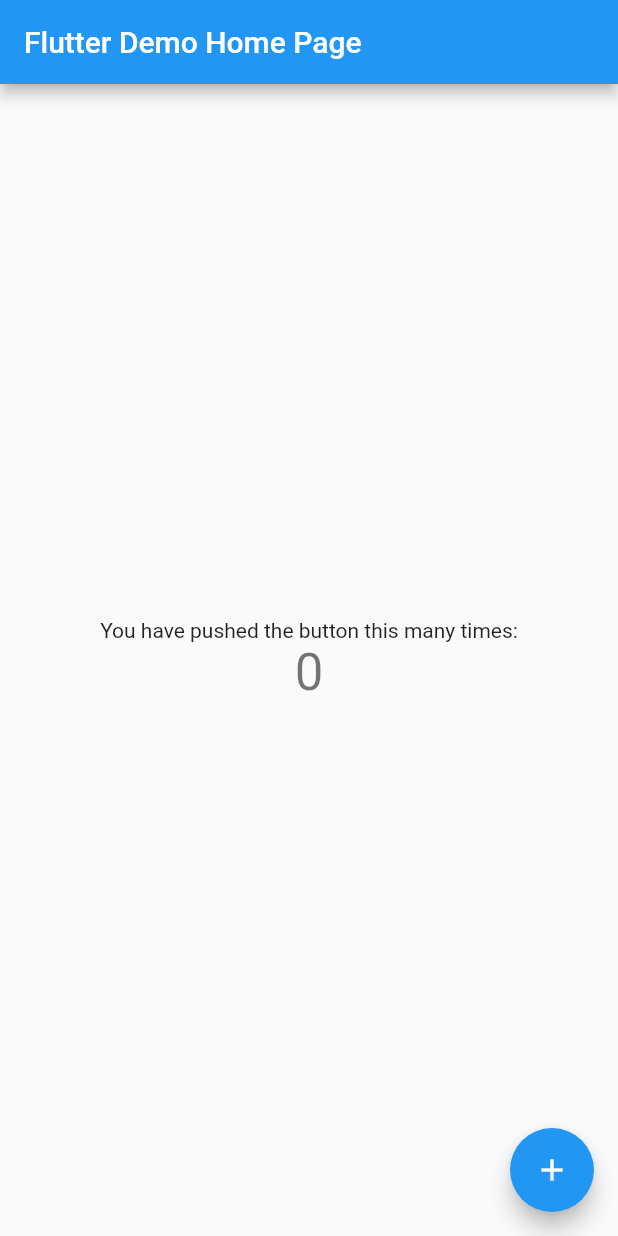
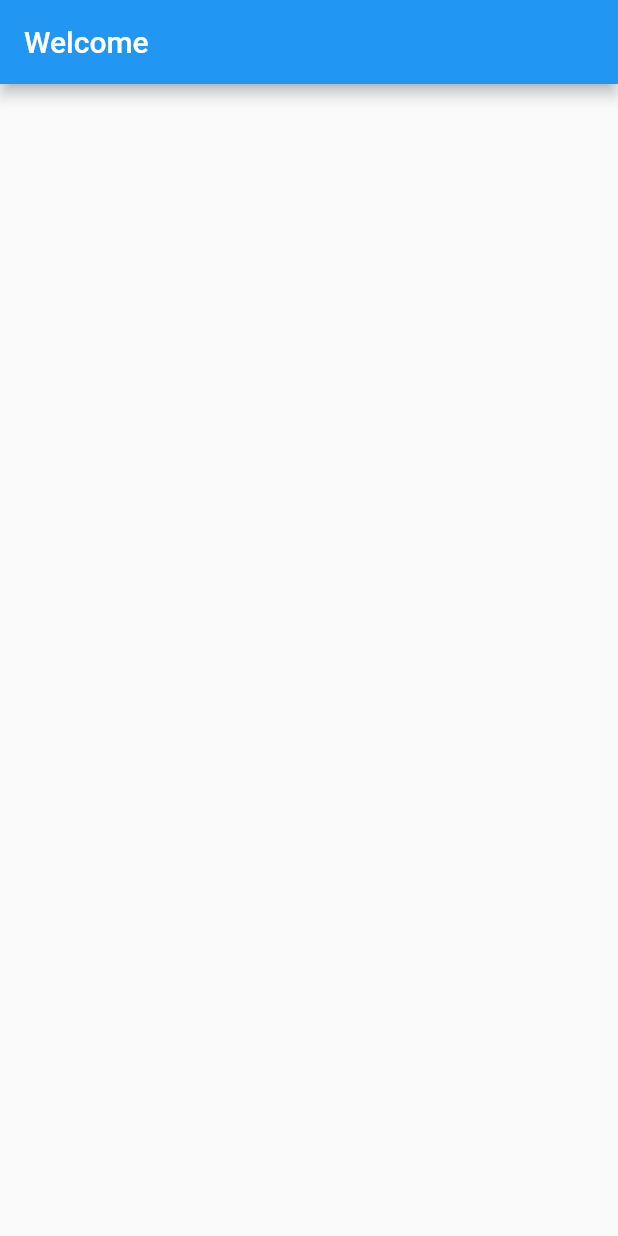
Before and after one commit to GarrettGunnell/Journal-App, a Flutter app: the screen it shows after launch, on a phone screen of 412 x 824 dp. Run offline on Flutter 3.47's test engine with Material 2 defaults, Android fonts, the phone set to English and light mode, and no system bars.

Commit message:
Remove most of the boiler plate code

```diff
--- a/lib/main.dart
+++ b/lib/main.dart
@@ -5,43 +5,21 @@ void main() {
 }
 
 class MyApp extends StatelessWidget {
-  // This widget is the root of your application.
   @override
   Widget build(BuildContext context) {
     return MaterialApp(
       title: 'Flutter Demo',
       theme: ThemeData(
-        // This is the theme of your application.
-        //
-        // Try running your application with "flutter run". You'll see the
-        // application has a blue toolbar. Then, without quitting the app, try
-        // changing the primarySwatch below to Colors.green and then invoke
-        // "hot reload" (press "r" in the console where you ran "flutter run",
-        // or simply save your changes to "hot reload" in a Flutter IDE).
-        // Notice that the counter didn't reset back to zero; the application
-        // is not restarted.
         primarySwatch: Colors.blue,
-        // This makes the visual density adapt to the platform that you run
-        // the app on. For desktop platforms, the controls will be smaller and
-        // closer together (more dense) than on mobile platforms.
         visualDensity: VisualDensity.adaptivePlatformDensity,
       ),
-      home: MyHomePage(title: 'Flutter Demo Home Page'),
+      home: MyHomePage(title: 'Welcome'),
     );
   }
 }
 
 class MyHomePage extends StatefulWidget {
   MyHomePage({Key key, this.title}) : super(key: key);
-
-  // This widget is the home page of your application. It is stateful, meaning
-  // that it has a State object (defined below) that contains fields that affect
-  // how it looks.
-
-  // This class is the configuration for the state. It holds the values (in this
-  // case the title) provided by the parent (in this case the App widget) and
-  // used by the build method of the State. Fields in a Widget subclass are
-  // always marked "final".
 
   final String title;
 
@@ -50,68 +28,16 @@ class MyHomePage extends StatefulWidget {
 }
 
 class _MyHomePageState extends State<MyHomePage> {
-  int _counter = 0;
-
-  void _incrementCounter() {
-    setState(() {
-      // This call to setState tells the Flutter framework that something has
-      // changed in this State, which causes it to rerun the build method below
-      // so that the display can reflect the updated values. If we changed
-      // _counter without calling setState(), then the build method would not be
-      // called again, and so nothing would appear to happen.
-      _counter++;
-    });
-  }
 
   @override
   Widget build(BuildContext context) {
-    // This method is rerun every time setState is called, for instance as done
-    // by the _incrementCounter method above.
-    //
-    // The Flutter framework has been optimized to make rerunning build methods
-    // fast, so that you can just rebuild anything that needs updating rather
-    // than having to individually change instances of widgets.
     return Scaffold(
       appBar: AppBar(
-        // Here we take the value from the MyHomePage object that was created by
-        // the App.build method, and use it to set our appbar title.
         title: Text(widget.title),
       ),
       body: Center(
-        // Center is a layout widget. It takes a single child and positions it
-        // in the middle of the parent.
-        child: Column(
-          // Column is also a layout widget. It takes a list of children and
-          // arranges them vertically. By default, it sizes itself to fit its
-          // children horizontally, and tries to be as tall as its parent.
-          //
-          // Invoke "debug painting" (press "p" in the console, choose the
-          // "Toggle Debug Paint" action from the Flutter Inspector in Android
-          // Studio, or the "Toggle Debug Paint" command in Visual Studio Code)
-          // to see the wireframe for each widget.
-          //
-          // Column has various properties to control how it sizes itself and
-          // how it positions its children. Here we use mainAxisAlignment to
-          // center the children vertically; the main axis here is the vertical
-          // axis because Columns are vertical (the cross axis would be
-          // horizontal).
-          mainAxisAlignment: MainAxisAlignment.center,
-          children: <Widget>[
-            Text(
-              'You have pushed the button this many times:',
-            ),
-            Text(
-              '$_counter',
-              style: Theme.of(context).textTheme.headline4,
-            ),
-          ],
-        ),
+
       ),
-      floatingActionButton: FloatingActionButton(
-        onPressed: _incrementCounter,
-        tooltip: 'Increment',
-        child: Icon(Icons.add),
-      ), // This trailing comma makes auto-formatting nicer for build methods.
     );
   }
 }
```
Also changed, not shown: 1 other file.
